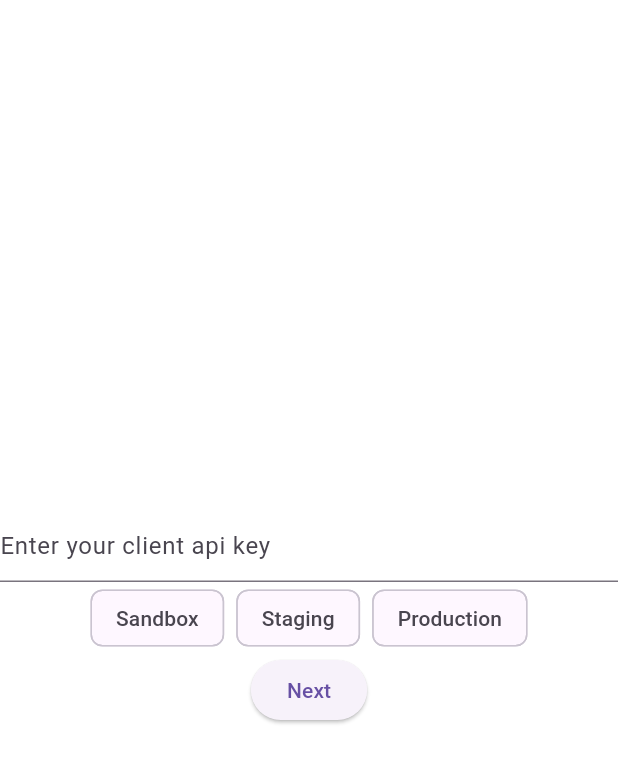
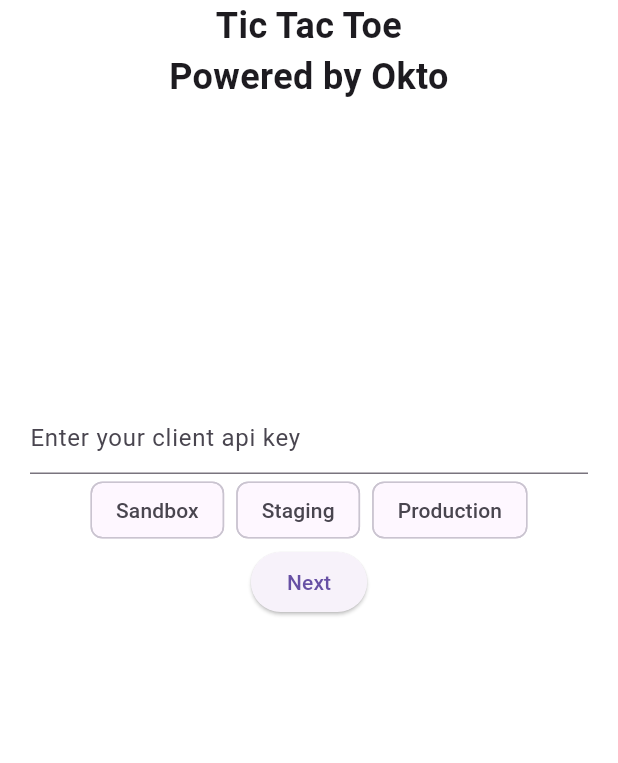
Before and after one commit to okto-hq/okto-sdk-flutter, a Flutter app: the screen it shows after launch, on a phone screen of 412 x 824 dp. Shown: the top 763 px of the screen. Run offline on Flutter 3.47's test engine with Material 3 defaults, Android fonts, the phone set to English and light mode, and no system bars; our stand-ins replace dio, flutter_secure_storage, google_sign_in, webview_flutter; missing offline and left inert: dart_jsonwebtoken.

Commit message:
redesigned the init screen for tic tac toe

```diff
--- a/examples/tic-tac-toe/lib/init_screen.dart
+++ b/examples/tic-tac-toe/lib/init_screen.dart
@@ -1,4 +1,5 @@
 import 'package:flutter/material.dart';
+import 'package:flutter/widgets.dart';
 import 'package:okto_flutter_sdk/okto_flutter_sdk.dart';
 import 'package:tictactoe/constants/globals.dart';
 import 'package:tictactoe/login_screen.dart';
@@ -22,12 +23,23 @@ class _InitPageState extends State<InitPage> {
   Widget build(BuildContext context) {
     return Scaffold(
       backgroundColor: Colors.white,
-      body: Column(
-        mainAxisAlignment: MainAxisAlignment.center,
+      body: SafeArea(
+        child: Column(
+          mainAxisAlignment: MainAxisAlignment.start,
           children: [
-          TextField(
+            const Text('Tic Tac Toe\nPowered by Okto',
+                textAlign: TextAlign.center,
+                style: TextStyle(
+                  fontSize: 24,
+                  fontWeight: FontWeight.bold,
+                )),
+            const SizedBox(height: 200),
+            Container(
+              margin: const EdgeInsets.symmetric(horizontal: 20),
+              child: TextField(
                 controller: apiController,
                 decoration: const InputDecoration(hintText: 'Enter your client api key'),
+              ),
             ),
             Wrap(
               spacing: 8.0,
@@ -64,7 +76,7 @@ class _InitPageState extends State<InitPage> {
                   }
                   setState(() {
                     globals.setApiKey(apiController.text);
-                  okto = Okto(globals.getApiKey(),globals.getBuildType());
+                    okto = Okto(globals.getApiKey(), globals.getBuildType());
                   });
                   Navigator.push(context, MaterialPageRoute(builder: (context) => const LoginWithGoogle()));
                 }
@@ -73,6 +85,7 @@ class _InitPageState extends State<InitPage> {
             ),
           ],
         ),
+      ),
     );
   }
 }
```
Also changed, not shown: examples/example1/pubspec.lock, examples/tic-tac-toe/pubspec.lock, 3 other files. Lines whose indentation alone changed are shown as unchanged.
